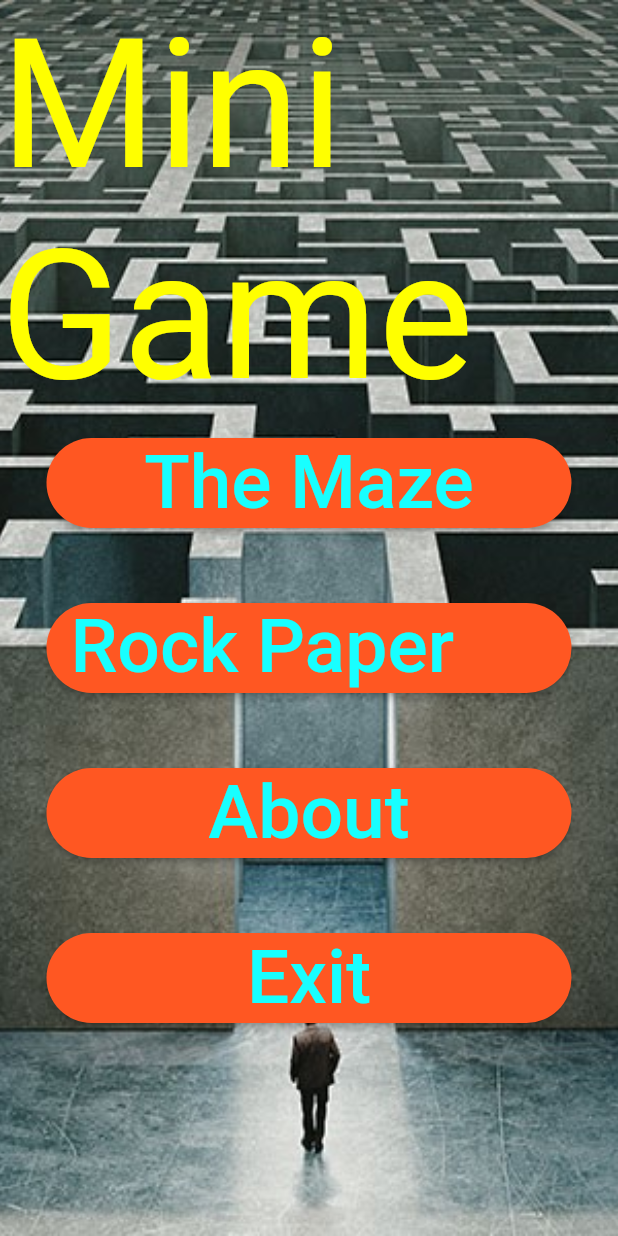
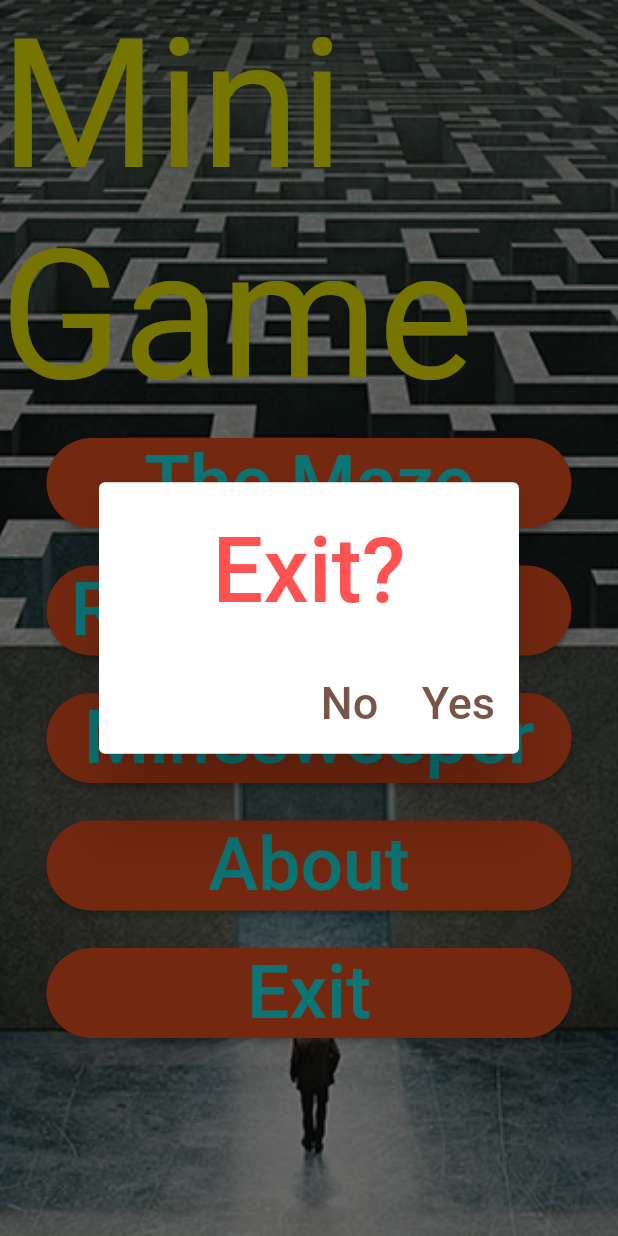
Before and after one commit to yixiangcode/project, a Flutter app: the screen it shows after launch, after a tap on "Exit", on a phone screen of 412 x 824 dp. Run offline on Flutter 3.47's test engine with Material 2 defaults, Android fonts, the phone set to English and light mode, and no system bars; missing offline and left inert: maze; Roboto replaces fonts that are missing (Dongle).

Commit message:
21/4 Finished

```diff
--- a/lib/main.dart
+++ b/lib/main.dart
@@ -4,6 +4,7 @@ import 'package:flutter/services.dart';
 import 'about.dart';
 import 'game.dart';
 import 'game2.dart';
+import 'game3.dart';
 
 void main() {
   runApp(const UI());
@@ -31,6 +32,50 @@ class Home extends StatefulWidget {
 
 class _HomeState extends State<Home> {
   @override
+  Future openDialog() => showDialog(
+        context: context,
+        builder: (context) => AlertDialog(
+          title: Center(
+              child: Text(
+                  style: TextStyle(
+                    color: Colors.redAccent,
+                    fontFamily: 'Dongle',
+                    fontSize: 60.0,
+                  ),
+                  'Exit?')),
+          actions: [
+            TextButton(
+              child: Text(
+                  style: TextStyle(
+                    color: Colors.brown,
+                    fontFamily: 'Dongle',
+                    fontSize: 30.0,
+                  ),
+                  'No'),
+              onPressed: () {
+                Navigator.push(
+                    context, MaterialPageRoute(builder: (context) => UI()));
+              },
+            ),
+            TextButton(
+              child: Text(
+                  style: TextStyle(
+                    color: Colors.brown,
+                    fontFamily: 'Dongle',
+                    fontSize: 30.0,
+                  ),
+                  'Yes'),
+              onPressed: () {
+                if (Platform.isAndroid) {
+                  SystemNavigator.pop();
+                } else {
+                  exit(0);
+                }
+              },
+            ),
+          ],
+        ),
+      );
   Widget build(BuildContext context) {
     return Container(
       decoration: BoxDecoration(
@@ -76,7 +121,7 @@ class _HomeState extends State<Home> {
               ),
             ),
             SizedBox(
-              height: 50.0,
+              height: 25.0,
             ),
             Hero(
               tag: "game2",
@@ -102,7 +147,30 @@ class _HomeState extends State<Home> {
               ),
             ),
             SizedBox(
-              height: 50.0,
+              height: 25.0,
+            ),
+            SizedBox(
+              width: 350.0,
+              height: 60.0,
+              child: ElevatedButton(
+                style: ElevatedButton.styleFrom(
+                    backgroundColor: Colors.deepOrange,
+                    shape: StadiumBorder()),
+                child: Text(
+                    style: TextStyle(
+                      color: Colors.cyanAccent,
+                      fontFamily: 'Dongle',
+                      fontSize: 50.0,
+                    ),
+                    'Minesweeper'),
+                onPressed: () {
+                  Navigator.push(context,
+                      MaterialPageRoute(builder: (context) => MainScreen()));
+                },
+              ),
+            ),
+            SizedBox(
+              height: 25.0,
             ),
             Hero(
               tag: "about",
@@ -128,7 +196,7 @@ class _HomeState extends State<Home> {
               ),
             ),
             SizedBox(
-              height: 50.0,
+              height: 25.0,
             ),
             SizedBox(
               width: 350.0,
@@ -143,13 +211,7 @@ class _HomeState extends State<Home> {
                       fontSize: 50.0,
                     ),
                     'Exit'),
-                onPressed: () {
-                  if (Platform.isAndroid) {
-                    SystemNavigator.pop();
-                  } else {
-                    exit(0);
-                  }
-                },
+                onPressed: () => openDialog(),
               ),
             )
           ],
--- a/pubspec.yaml
+++ b/pubspec.yaml
@@ -19,7 +19,7 @@ publish_to: 'none' # Remove this line if you wish to publish to pub.dev
 version: 1.0.0+1
 
 environment:
-  sdk: '>=2.19.4 <3.0.0'
+  sdk: '>=2.19.3 <3.0.0'
 
 # Dependencies specify other packages that your package needs in order to work.
 # To automatically upgrade your package dependencies to the latest versions
```
Also changed, not shown: lib/game2.dart (+47 -11 lines), lib/game_helper.dart (added, +85 -0 lines), images/rps.png (added), pubspec.lock.
